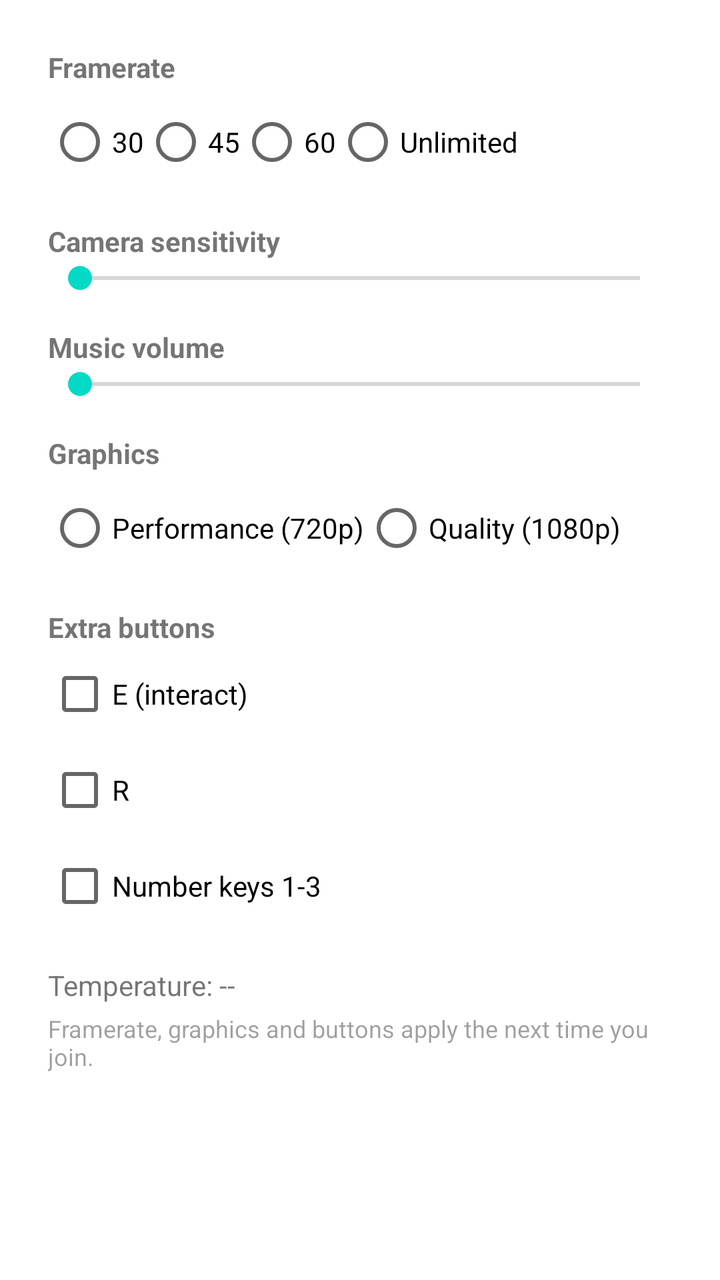
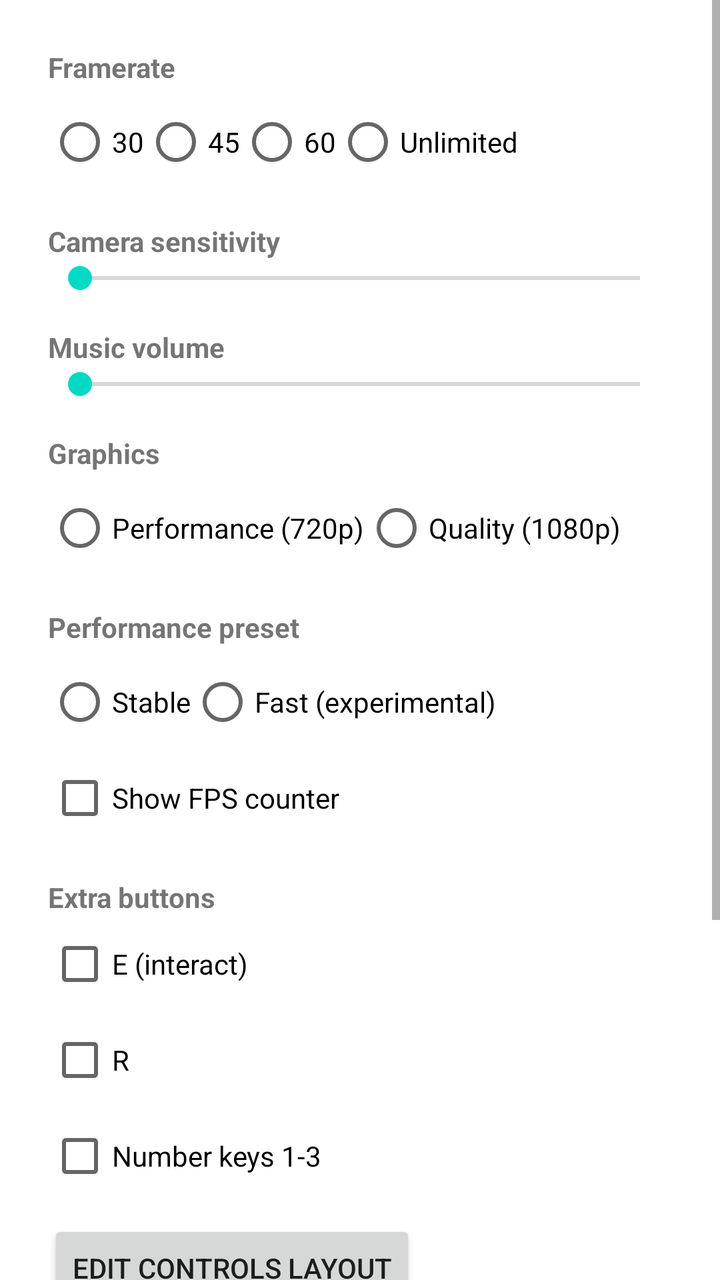

Screens rendered from an Android XML layout before and after an edit, with the pre-edit source and the edit as a unified diff.
<!-- AndroidManifest.xml: fallback theme Theme.MaterialComponents.DayNight.NoActionBar -->
<!-- res/layout/cyclone_settings.xml -->
<?xml version="1.0" encoding="utf-8"?>
<ScrollView xmlns:android="http://schemas.android.com/apk/res/android"
    android:layout_width="match_parent"
    android:layout_height="wrap_content">

    <LinearLayout
        android:layout_width="match_parent"
        android:layout_height="wrap_content"
        android:orientation="vertical"
        android:padding="24dp">

        <TextView
            android:layout_width="wrap_content"
            android:layout_height="wrap_content"
            android:text="Framerate"
            android:textStyle="bold" />

        <RadioGroup
            android:id="@+id/rg_fps"
            android:layout_width="wrap_content"
            android:layout_height="wrap_content"
            android:layout_marginTop="4dp"
            android:orientation="horizontal">

            <RadioButton android:id="@+id/fps_30" android:layout_width="wrap_content" android:layout_height="wrap_content" android:text="30" />
            <RadioButton android:id="@+id/fps_45" android:layout_width="wrap_content" android:layout_height="wrap_content" android:text="45" />
            <RadioButton android:id="@+id/fps_60" android:layout_width="wrap_content" android:layout_height="wrap_content" android:text="60" />
            <RadioButton android:id="@+id/fps_0" android:layout_width="wrap_content" android:layout_height="wrap_content" android:text="Unlimited" />
        </RadioGroup>

        <TextView
            android:id="@+id/lbl_sens"
            android:layout_width="wrap_content"
            android:layout_height="wrap_content"
            android:layout_marginTop="16dp"
            android:text="Camera sensitivity"
            android:textStyle="bold" />

        <SeekBar
            android:id="@+id/sb_sens"
            android:layout_width="match_parent"
            android:layout_height="wrap_content"
            android:max="290" />

        <TextView
            android:layout_width="wrap_content"
            android:layout_height="wrap_content"
            android:layout_marginTop="16dp"
            android:text="Music volume"
            android:textStyle="bold" />

        <SeekBar
            android:id="@+id/sb_vol"
            android:layout_width="match_parent"
            android:layout_height="wrap_content"
            android:max="100" />

        <TextView
            android:layout_width="wrap_content"
            android:layout_height="wrap_content"
            android:layout_marginTop="16dp"
            android:text="Graphics"
            android:textStyle="bold" />

        <RadioGroup
            android:id="@+id/rg_gfx"
            android:layout_width="wrap_content"
            android:layout_height="wrap_content"
            android:layout_marginTop="4dp"
            android:orientation="horizontal">

            <RadioButton android:id="@+id/gfx_720" android:layout_width="wrap_content" android:layout_height="wrap_content" android:text="Performance (720p)" />
            <RadioButton android:id="@+id/gfx_1080" android:layout_width="wrap_content" android:layout_height="wrap_content" android:text="Quality (1080p)" />
        </RadioGroup>

        <TextView
            android:layout_width="wrap_content"
            android:layout_height="wrap_content"
            android:layout_marginTop="16dp"
            android:text="Extra buttons"
            android:textStyle="bold" />

        <CheckBox android:id="@+id/cb_e" android:layout_width="wrap_content" android:layout_height="wrap_content" android:text="E (interact)" />
        <CheckBox android:id="@+id/cb_r" android:layout_width="wrap_content" android:layout_height="wrap_content" android:text="R" />
        <CheckBox android:id="@+id/cb_num" android:layout_width="wrap_content" android:layout_height="wrap_content" android:text="Number keys 1-3" />

        <TextView
            android:id="@+id/tv_temp"
            android:layout_width="wrap_content"
            android:layout_height="wrap_content"
            android:layout_marginTop="16dp"
            android:text="Temperature: --" />

        <TextView
            android:layout_width="wrap_content"
            android:layout_height="wrap_content"
            android:layout_marginTop="4dp"
            android:alpha="0.7"
            android:text="Framerate, graphics and buttons apply the next time you join."
            android:textSize="12sp" />
    </LinearLayout>
</ScrollView>
<!-- resources referenced by this layout -->
<resources>

</resources>

<!-- the commit's change to res/layout/cyclone_settings.xml (unified diff, before → after) -->
@@ -77,12 +77,55 @@
             android:layout_width="wrap_content"
             android:layout_height="wrap_content"
             android:layout_marginTop="16dp"
+            android:text="Performance preset"
+            android:textStyle="bold" />
+
+        <RadioGroup
+            android:id="@+id/rg_perf"
+            android:layout_width="wrap_content"
+            android:layout_height="wrap_content"
+            android:layout_marginTop="4dp"
+            android:orientation="horizontal">
+
+            <RadioButton android:id="@+id/perf_stable" android:layout_width="wrap_content" android:layout_height="wrap_content" android:text="Stable" />
+            <RadioButton android:id="@+id/perf_fast" android:layout_width="wrap_content" android:layout_height="wrap_content" android:text="Fast (experimental)" />
+        </RadioGroup>
+
+        <CheckBox android:id="@+id/cb_fps" android:layout_width="wrap_content" android:layout_height="wrap_content" android:text="Show FPS counter" />
+
+        <TextView
+            android:layout_width="wrap_content"
+            android:layout_height="wrap_content"
+            android:layout_marginTop="16dp"
             android:text="Extra buttons"
             android:textStyle="bold" />
 
         <CheckBox android:id="@+id/cb_e" android:layout_width="wrap_content" android:layout_height="wrap_content" android:text="E (interact)" />
         <CheckBox android:id="@+id/cb_r" android:layout_width="wrap_content" android:layout_height="wrap_content" android:text="R" />
         <CheckBox android:id="@+id/cb_num" android:layout_width="wrap_content" android:layout_height="wrap_content" android:text="Number keys 1-3" />
+
+        <Button
+            android:id="@+id/btn_edit_controls"
+            android:layout_width="wrap_content"
+            android:layout_height="wrap_content"
+            android:layout_marginTop="8dp"
+            android:text="Edit controls layout" />
+
+        <TextView
+            android:layout_width="wrap_content"
+            android:layout_height="wrap_content"
+            android:layout_marginTop="16dp"
+            android:text="Troubleshooting"
+            android:textStyle="bold" />
+
+        <CheckBox android:id="@+id/cb_safe" android:layout_width="wrap_content" android:layout_height="wrap_content" android:text="Safe mode (use safest settings)" />
+
+        <Button
+            android:id="@+id/btn_doctor"
+            android:layout_width="wrap_content"
+            android:layout_height="wrap_content"
+            android:layout_marginTop="8dp"
+            android:text="Diagnostics" />
 
         <TextView
             android:id="@+id/tv_temp"
@@ -96,7 +139,7 @@
             android:layout_height="wrap_content"
             android:layout_marginTop="4dp"
             android:alpha="0.7"
-            android:text="Framerate, graphics and buttons apply the next time you join."
+            android:text="Framerate, graphics, preset and buttons apply the next time you join."
             android:textSize="12sp" />
     </LinearLayout>
 </ScrollView>
